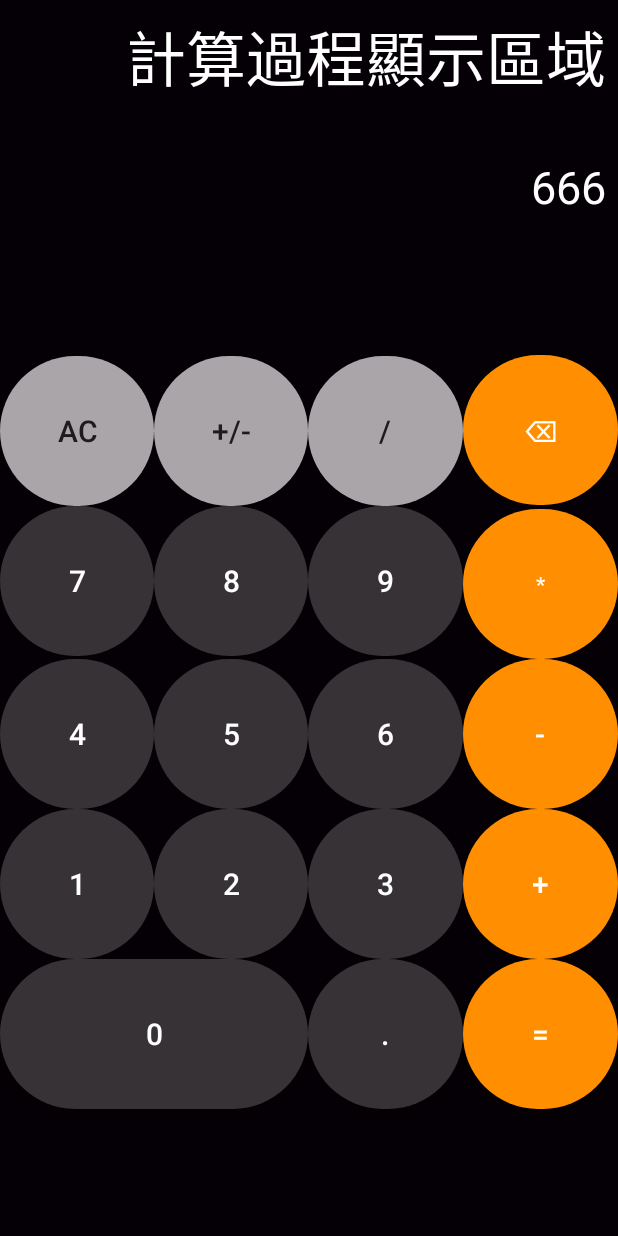
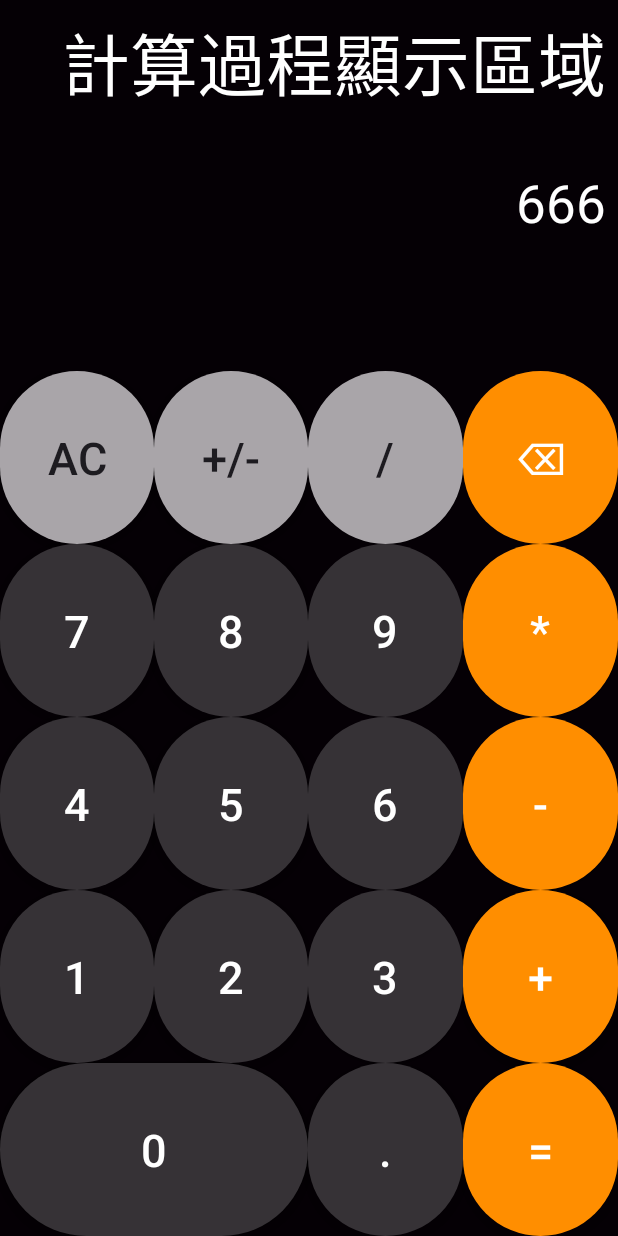
Before and after one commit to thishkt/android-app-development-with-kotlin-for-beginners, an Android app: the layout activity_main.xml on its own in the app's theme, with its tools: preview values and no code run, on a phone screen of 412 x 824 dp. Run offline under Robolectric (Android 15) with nearby library versions, the phone set to English and light mode, and no system bars.

Commit message:
直立佈局排版調整

```diff
--- a/MyApplication/app/src/main/res/layout/activity_main.xml
+++ b/MyApplication/app/src/main/res/layout/activity_main.xml
@@ -1,24 +1,22 @@
 <?xml version="1.0" encoding="utf-8"?>
 <GridLayout xmlns:android="http://schemas.android.com/apk/res/android"
+    xmlns:tools="http://schemas.android.com/tools"
     android:layout_width="match_parent"
     android:layout_height="match_parent"
-    xmlns:tools="http://schemas.android.com/tools"
-    android:alignmentMode="alignMargins"
     android:background="#050005"
     android:columnCount="1"
-    android:columnOrderPreserved="false"
-    android:rowCount="2">
+    android:orientation="vertical"
+    android:rowCount="10">
 
     <GridLayout
         android:layout_width="match_parent"
-        android:layout_height="wrap_content"
-        android:layout_rowWeight="1"
-        android:alignmentMode="alignMargins"
+        android:layout_height="0dp"
+        android:layout_rowWeight="3"
         android:columnCount="4"
-        android:columnOrderPreserved="false"
+        android:orientation="horizontal"
         android:rowCount="2">
 
-        <TextView
+    <TextView
             android:id="@+id/processTextView"
             android:layout_width="0dp"
             android:layout_height="wrap_content"
@@ -29,11 +27,11 @@
             android:padding="8dp"
             android:textColor="#efefef"
             android:textColorHint="@color/white"
-            android:textSize="40dp" />
+            android:textSize="45dp" />
 
         <TextView
             android:id="@+id/resultTextView"
-            android:layout_width="match_parent"
+            android:layout_width="0dp"
             android:layout_height="wrap_content"
             android:layout_columnSpan="4"
             android:layout_gravity="fill_horizontal"
@@ -41,10 +39,9 @@
             android:gravity="end"
             tools:hint="666"
             android:padding="8dp"
-            android:text=""
             android:textColor="@color/white"
             android:textColorHint="@color/white"
-            android:textSize="30dp" />
+            android:textSize="35dp" />
 
     </GridLayout>
 
@@ -52,196 +49,217 @@
         android:layout_width="match_parent"
         android:layout_height="0dp"
         android:layout_rowWeight="7"
-        android:alignmentMode="alignMargins"
         android:columnCount="4"
-        android:columnOrderPreserved="false">
+        android:columnOrderPreserved="false"
+        android:orientation="horizontal">
 
-        <androidx.appcompat.widget.AppCompatButton
+    <androidx.appcompat.widget.AppCompatButton
             android:id="@+id/buttonAllClear"
             android:layout_width="0dp"
-            android:layout_height="100dp"
+            android:layout_height="0dp"
             android:layout_columnWeight="1"
+            android:layout_rowWeight="1"
             android:background="@drawable/lightgray_button_background"
             android:text="AC"
-            android:textSize="20dp"/>
+            android:textSize="30dp"/>
 
         <androidx.appcompat.widget.AppCompatButton
             android:id="@+id/buttonToggleSign"
             android:layout_width="0dp"
-            android:layout_height="100dp"
+            android:layout_height="0dp"
             android:layout_columnWeight="1"
+            android:layout_rowWeight="1"
             android:background="@drawable/lightgray_button_background"
             android:text="+/-"
-            android:textSize="20dp"/>
+            android:textSize="30dp"/>
 
         <androidx.appcompat.widget.AppCompatButton
             android:id="@+id/buttonDivide"
             android:layout_width="0dp"
-            android:layout_height="100dp"
+            android:layout_height="0dp"
             android:layout_columnWeight="1"
+            android:layout_rowWeight="1"
             android:background="@drawable/lightgray_button_background"
             android:text="/"
-            android:textSize="20dp" />
+            android:textSize="30dp" />
 
         <androidx.appcompat.widget.AppCompatButton
             android:id="@+id/buttonBackspace"
             android:layout_width="0dp"
-            android:layout_height="100dp"
+            android:layout_height="0dp"
             android:layout_columnWeight="1"
+            android:layout_rowWeight="1"
             android:background="@drawable/orange_button_background"
             android:text="⌫"
             android:textColor="@color/white"
-            android:textSize="20dp" />
+            android:textSize="30dp" />
 
         <androidx.appcompat.widget.AppCompatButton
             android:id="@+id/button7"
             android:layout_width="0dp"
-            android:layout_height="100dp"
+            android:layout_height="0dp"
             android:layout_columnWeight="1"
+            android:layout_rowWeight="1"
             android:background="@drawable/darkgray_button_background"
             android:text="7"
             android:textColor="@color/white"
-            android:textSize="20dp" />
+            android:textSize="30dp" />
 
         <androidx.appcompat.widget.AppCompatButton
             android:id="@+id/button8"
             android:layout_width="0dp"
-            android:layout_height="100dp"
+            android:layout_height="0dp"
             android:layout_columnWeight="1"
+            android:layout_rowWeight="1"
             android:background="@drawable/darkgray_button_background"
             android:text="8"
             android:textColor="@color/white"
-            android:textSize="20dp" />
+            android:textSize="30dp" />
 
         <androidx.appcompat.widget.AppCompatButton
             android:id="@+id/button9"
             android:layout_width="0dp"
-            android:layout_height="100dp"
+            android:layout_height="0dp"
             android:layout_columnWeight="1"
+            android:layout_rowWeight="1"
             android:background="@drawable/darkgray_button_background"
             android:text="9"
             android:textColor="@color/white"
-            android:textSize="20dp" />
+            android:textSize="30dp" />
 
         <androidx.appcompat.widget.AppCompatButton
             android:id="@+id/buttonMultiply"
             android:layout_width="0dp"
-            android:layout_height="100dp"
+            android:layout_height="0dp"
             android:layout_columnWeight="1"
+            android:layout_rowWeight="1"
             android:background="@drawable/orange_button_background"
             android:textColor="@color/white"
-            android:text="*" />
+            android:text="*"
+            android:textSize="30dp"/>
 
         <androidx.appcompat.widget.AppCompatButton
             android:id="@+id/button4"
             android:layout_width="0dp"
-            android:layout_height="100dp"
+            android:layout_height="0dp"
             android:layout_columnWeight="1"
+            android:layout_rowWeight="1"
             android:background="@drawable/darkgray_button_background"
             android:text="4"
             android:textColor="@color/white"
-            android:textSize="20dp" />
+            android:textSize="30dp" />
+
 
         <androidx.appcompat.widget.AppCompatButton
             android:id="@+id/button5"
             android:layout_width="0dp"
-            android:layout_height="100dp"
+            android:layout_height="0dp"
             android:layout_columnWeight="1"
+            android:layout_rowWeight="1"
             android:background="@drawable/darkgray_button_background"
             android:text="5"
             android:textColor="@color/white"
-            android:textSize="20dp" />
+            android:textSize="30dp" />
 
         <androidx.appcompat.widget.AppCompatButton
             android:id="@+id/button6"
             android:layout_width="0dp"
-            android:layout_height="100dp"
+            android:layout_height="0dp"
             android:layout_columnWeight="1"
+            android:layout_rowWeight="1"
             android:background="@drawable/darkgray_button_background"
             android:text="6"
             android:textColor="@color/white"
-            android:textSize="20dp" />
+            android:textSize="30dp" />
 
         <androidx.appcompat.widget.AppCompatButton
             android:id="@+id/buttonMinus"
             android:layout_width="0dp"
-            android:layout_height="100dp"
+            android:layout_height="0dp"
             android:layout_columnWeight="1"
+            android:layout_rowWeight="1"
             android:background="@drawable/orange_button_background"
             android:text="-"
             android:textColor="@color/white"
-            android:textSize="20dp" />
+            android:textSize="30dp" />
 
         <androidx.appcompat.widget.AppCompatButton
             android:id="@+id/button1"
             android:layout_width="0dp"
-            android:layout_height="100dp"
+            android:layout_height="0dp"
             android:layout_columnWeight="1"
+            android:layout_rowWeight="1"
             android:background="@drawable/darkgray_button_background"
             android:text="1"
             android:textColor="@color/white"
-            android:textSize="20dp" />
+            android:textSize="30dp" />
 
         <androidx.appcompat.widget.AppCompatButton
             android:id="@+id/button2"
             android:layout_width="0dp"
-            android:layout_height="100dp"
+            android:layout_height="0dp"
             android:layout_columnWeight="1"
+            android:layout_rowWeight="1"
             android:background="@drawable/darkgray_button_background"
             android:text="2"
             android:textColor="@color/white"
-            android:textSize="20dp" />
+            android:textSize="30dp" />
 
         <androidx.appcompat.widget.AppCompatButton
             android:id="@+id/button3"
             android:layout_width="0dp"
-            android:layout_height="100dp"
+            android:layout_height="0dp"
             android:layout_columnWeight="1"
+            android:layout_rowWeight="1"
             android:background="@drawable/darkgray_button_background"
             android:text="3"
             android:textColor="@color/white"
-            android:textSize="20dp" />
+            android:textSize="30dp" />
 
         <androidx.appcompat.widget.AppCompatButton
             android:id="@+id/buttonPlus"
             android:layout_width="0dp"
-            android:layout_height="100dp"
+            android:layout_height="0dp"
             android:layout_columnWeight="1"
+            android:layout_rowWeight="1"
             android:background="@drawable/orange_button_background"
             android:text="+"
             android:textColor="@color/white"
-            android:textSize="20dp" />
+            android:textSize="30dp" />
 
         <androidx.appcompat.widget.AppCompatButton
             android:id="@+id/button0"
             android:layout_width="0dp"
-            android:layout_height="100dp"
+            android:layout_height="0dp"
             android:layout_columnSpan="2"
             android:layout_columnWeight="1"
+            android:layout_rowWeight="1"
             android:background="@drawable/darkgray_button_background"
             android:text="0"
             android:textColor="@color/white"
-            android:textSize="20dp" />
+            android:textSize="30dp" />
 
         <androidx.appcompat.widget.AppCompatButton
             android:id="@+id/buttonDot"
             android:layout_width="0dp"
-            android:layout_height="100dp"
+            android:layout_height="0dp"
             android:layout_columnWeight="1"
+            android:layout_rowWeight="1"
             android:background="@drawable/darkgray_button_background"
             android:text="."
             android:textColor="@color/white"
-            android:textSize="20dp" />
+            android:textSize="30dp" />
 
         <androidx.appcompat.widget.AppCompatButton
             android:id="@+id/buttonEquals"
             android:layout_width="0dp"
-            android:layout_height="100dp"
+            android:layout_height="0dp"
             android:layout_columnWeight="1"
+            android:layout_rowWeight="1"
             android:background="@drawable/orange_button_background"
             android:text="="
             android:textColor="@color/white"
-            android:textSize="20dp" />
+            android:textSize="30dp" />
 
     </GridLayout>
 
```
